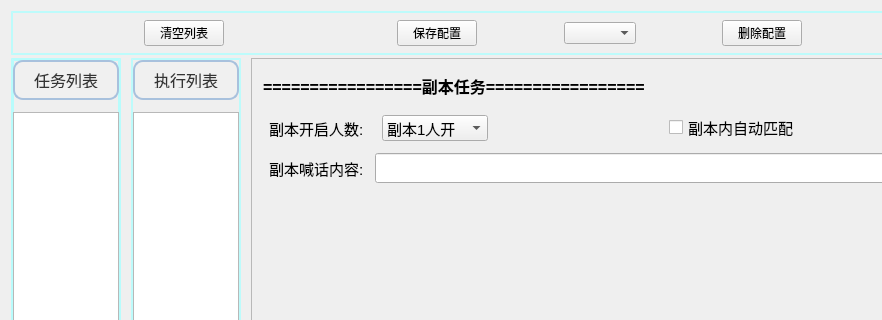
The window that app/view/Ui/ScriptWindow.ui (Thetrint/chrono-snow-script) describes before a commit, drawn with Qt 5; both pictures show x 0 to 882 and y 0 to 320 of the 990 by 611 pixel window.
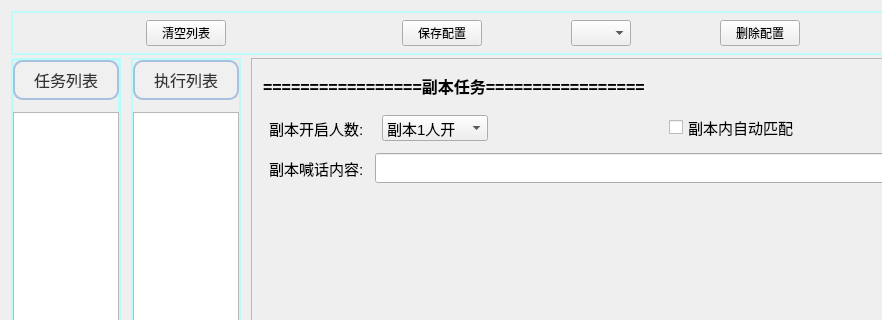
The same window after the commit.

Diff of the .ui file:
```diff
--- a/app/view/Ui/ScriptWindow.ui
+++ b/app/view/Ui/ScriptWindow.ui
@@ -103,10 +103,15 @@
           <widget class="QComboBox" name="comboBox">
            <property name="minimumSize">
             <size>
-             <width>0</width>
+             <width>60</width>
              <height>20</height>
             </size>
            </property>
+           <property name="font">
+            <font>
+             <pointsize>11</pointsize>
+            </font>
+           </property>
           </widget>
          </item>
          <item>
```
Left out of the diff: 114 changed lines with no effect on the pictures.
